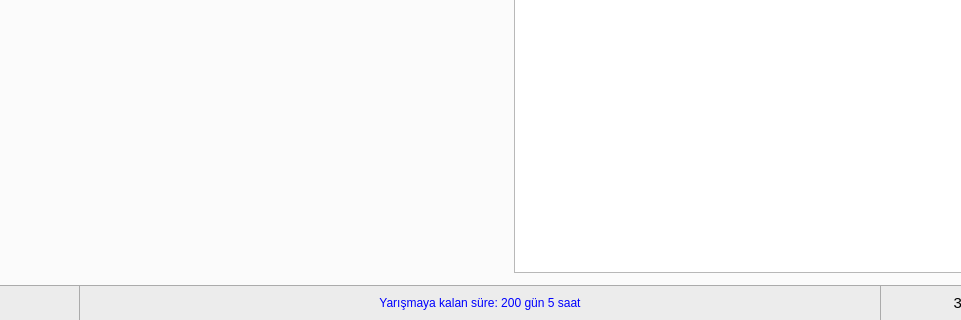
Above: design.ui from hurturkiha/otopilot-arayuzu before the change; both pictures show x 230 to 1191 and y 475 to 795 of the 1422 by 795 pixel window. Below: the same form after it.
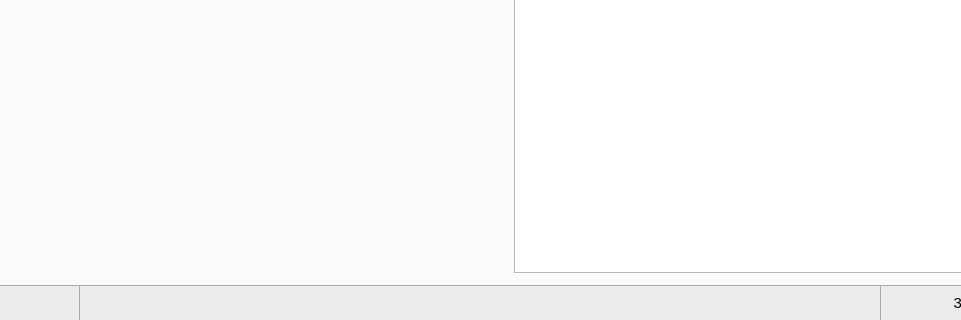
That is the form after the change. The open tabs and pages were chosen to show the change. Icons and pictures are not drawn.

Commit message: add waypoints table and parameter tab

The edit to the form file:
```diff
--- a/design.ui
+++ b/design.ui
@@ -2093,14 +2093,14 @@
        <property name="styleSheet">
         <string notr="true">QLabel {
 	font: 9pt &quot;Ubuntu&quot;;
-	color: blue;
+	color: red;
 	background-color: #ECECEC;
 	border-right: 1px solid #ababab;
 	border-top: 1px solid #ababab;
 }</string>
        </property>
        <property name="text">
-        <string>Yarışmaya kalan süre: 200 gün 5 saat</string>
+        <string/>
        </property>
        <property name="alignment">
         <set>Qt::AlignCenter</set>
```
Left out of the diff: 36 changed lines with no effect on the pictures. The commit also changes 6 other files.
